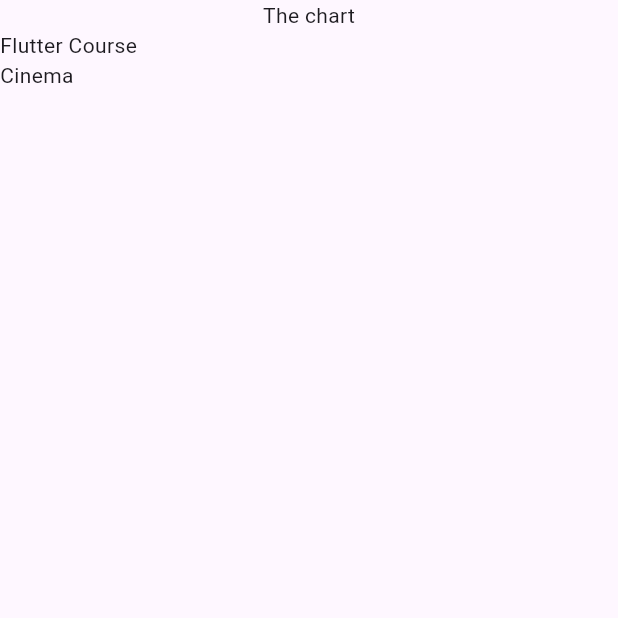
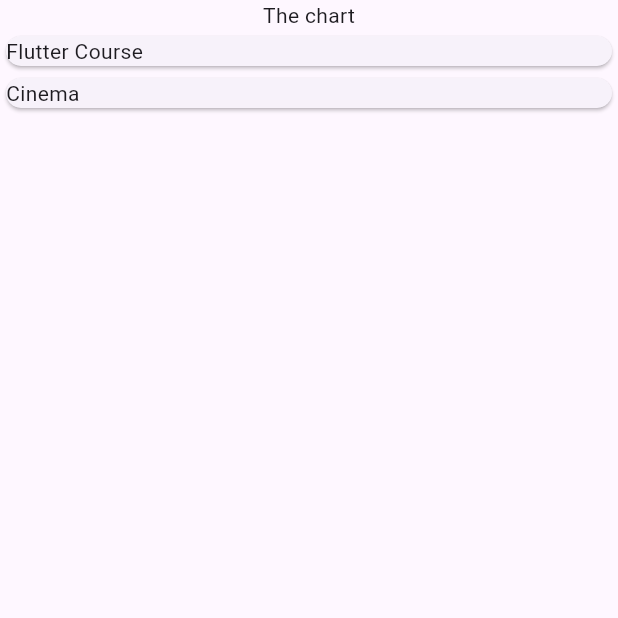
Before and after one commit to FatoomRe/3rd-Flutter-CourseProject-ExpenseTracker, a Flutter app: the screen it shows after launch, on a phone screen of 412 x 824 dp, the top half of it. Run offline on Flutter 3.47's test engine with Material 3 defaults, Android fonts, the phone set to English and light mode, and no system bars.

Commit message:
104.Creating a Custom List item with the Card & Spacer Widgets

```diff
--- a/lib/widgets/expenses_list/expense_item.dart
+++ b/lib/widgets/expenses_list/expense_item.dart
@@ -10,6 +10,8 @@ class ExpenseItem extends StatelessWidget {
 
   @override
   Widget build(BuildContext context) {
-    return Card();
+    return Card(
+      child: Text(expense.title),
+    );
   }
 }
--- a/lib/widgets/expenses_list/expenses_list.dart
+++ b/lib/widgets/expenses_list/expenses_list.dart
@@ -1,4 +1,5 @@
 import 'package:expense_tracker/models/exspense.dart';
+import 'package:expense_tracker/widgets/expenses_list/expense_item.dart';
 import 'package:flutter/material.dart';
 
 class ExpensesList extends StatelessWidget {
@@ -13,7 +14,7 @@ class ExpensesList extends StatelessWidget {
   Widget build(BuildContext context) {
     return ListView.builder(
       itemCount: expenses.length,
-      itemBuilder: (ctx, index) => Text(expenses[index].title),
+      itemBuilder: (ctx, index) => ExpenseItem(expenses[index]),
     );
   }
 }
```
